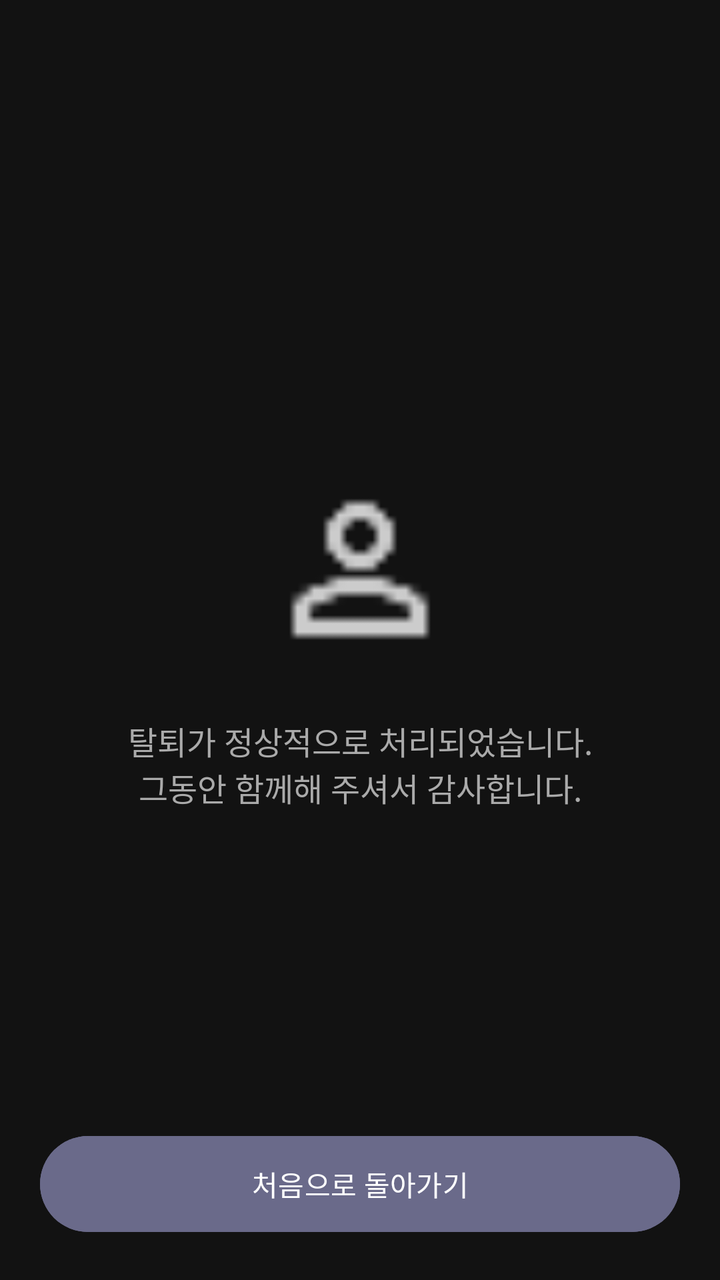
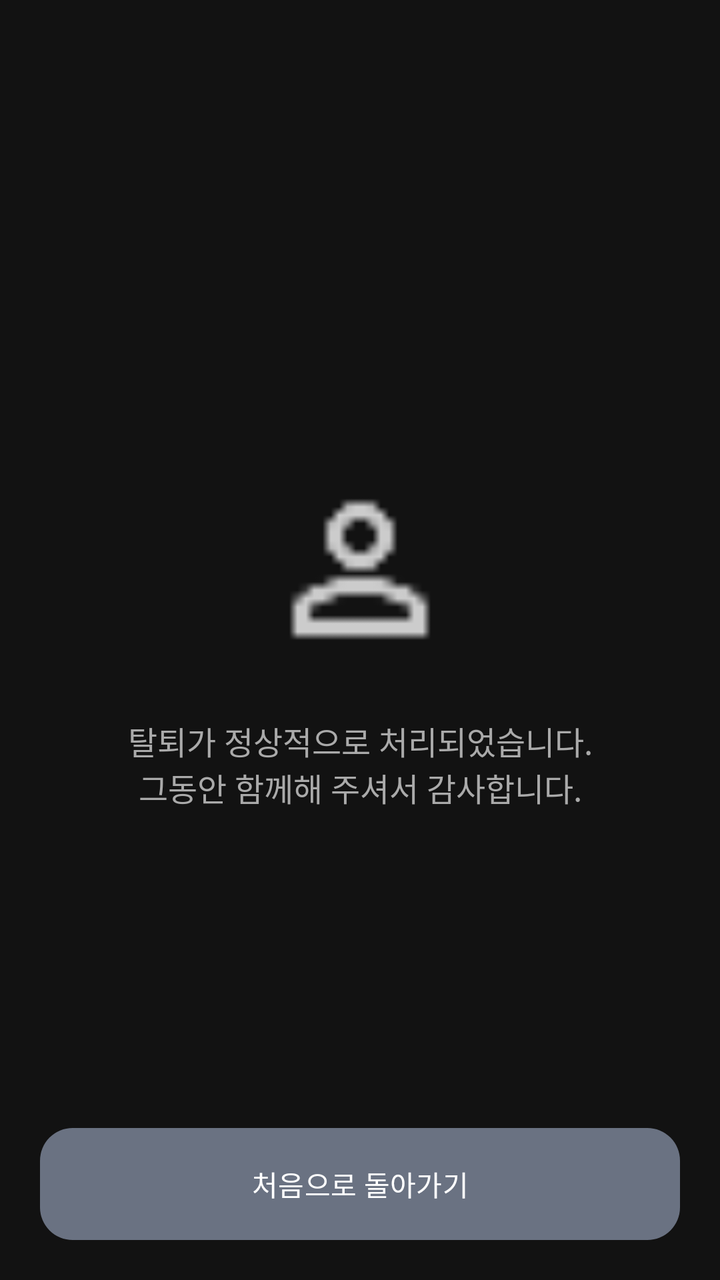

Before-and-after screenshots of an Android layout around one commit, followed by the original layout XML and the change that was made.
<!-- AndroidManifest.xml: application theme Theme.LMHYMVandroid -->
<!-- res/layout/activity_delete_complete.xml -->
<?xml version="1.0" encoding="utf-8"?>
<androidx.constraintlayout.widget.ConstraintLayout xmlns:android="http://schemas.android.com/apk/res/android"
    xmlns:app="http://schemas.android.com/apk/res-auto"
    android:layout_width="match_parent"
    android:layout_height="match_parent"
    android:background="#121212">

    <ImageView
        android:id="@+id/iv_deleted"
        android:layout_width="100dp"
        android:layout_height="100dp"
        android:src="@drawable/ic_person"
        app:tint="#CCCCCC"
        app:layout_constraintBottom_toTopOf="@+id/tv_msg"
        app:layout_constraintEnd_toEndOf="parent"
        app:layout_constraintStart_toStartOf="parent"
        app:layout_constraintTop_toTopOf="parent"
        app:layout_constraintVertical_chainStyle="packed"
        android:layout_marginBottom="24dp"/>

    <TextView
        android:id="@+id/tv_msg"
        android:layout_width="wrap_content"
        android:layout_height="wrap_content"
        android:text="탈퇴가 정상적으로 처리되었습니다.\n그동안 함께해 주셔서 감사합니다."
        android:textColor="#AAAAAA"
        android:textSize="16sp"
        android:gravity="center"
        app:layout_constraintBottom_toBottomOf="parent"
        app:layout_constraintEnd_toEndOf="parent"
        app:layout_constraintStart_toStartOf="parent"
        app:layout_constraintTop_toBottomOf="@+id/iv_deleted"/>

    <Button
        android:id="@+id/btn_go_home"
        android:layout_width="match_parent"
        android:layout_height="56dp"
        android:layout_margin="20dp"
        android:text="처음으로 돌아가기"
        android:backgroundTint="#6A6A8A"
        app:layout_constraintBottom_toBottomOf="parent"/>

</androidx.constraintlayout.widget.ConstraintLayout>
<!-- resources referenced by this layout -->
<resources>
  <!-- drawable ic_person: png bitmap (drawable, 398 bytes) -->
  <style name="Theme.LMHYMVandroid" parent="Theme.Material3.Light.NoActionBar">
      </style>
</resources>

<!-- the commit's change to res/layout/activity_delete_complete.xml (unified diff, before → after) -->
@@ -37,7 +37,8 @@
         android:layout_height="56dp"
         android:layout_margin="20dp"
         android:text="처음으로 돌아가기"
-        android:backgroundTint="#6A6A8A"
-        app:layout_constraintBottom_toBottomOf="parent"/>
+        android:background="@drawable/bg_rounded_gray"
+        app:layout_constraintBottom_toBottomOf="parent"
+        app:backgroundTint="@null"/>
 
 </androidx.constraintlayout.widget.ConstraintLayout>
<!-- resource entries referenced after the edit -->
@@ -1,5 +1,10 @@
 <!-- resources referenced by this layout -->
 <resources>
+  <!-- drawable bg_rounded_gray (drawable) -->
+  <?xml version="1.0" encoding="utf-8"?>
+  <shape xmlns:android="http://schemas.android.com/apk/res/android">
+      <solid android:color="#6A7282"/> <corners android:radius="16.4dp"/>
+  </shape>
   <!-- drawable ic_person: png bitmap (drawable, 398 bytes) -->
   <style name="Theme.LMHYMVandroid" parent="Theme.Material3.Light.NoActionBar">
       </style>
